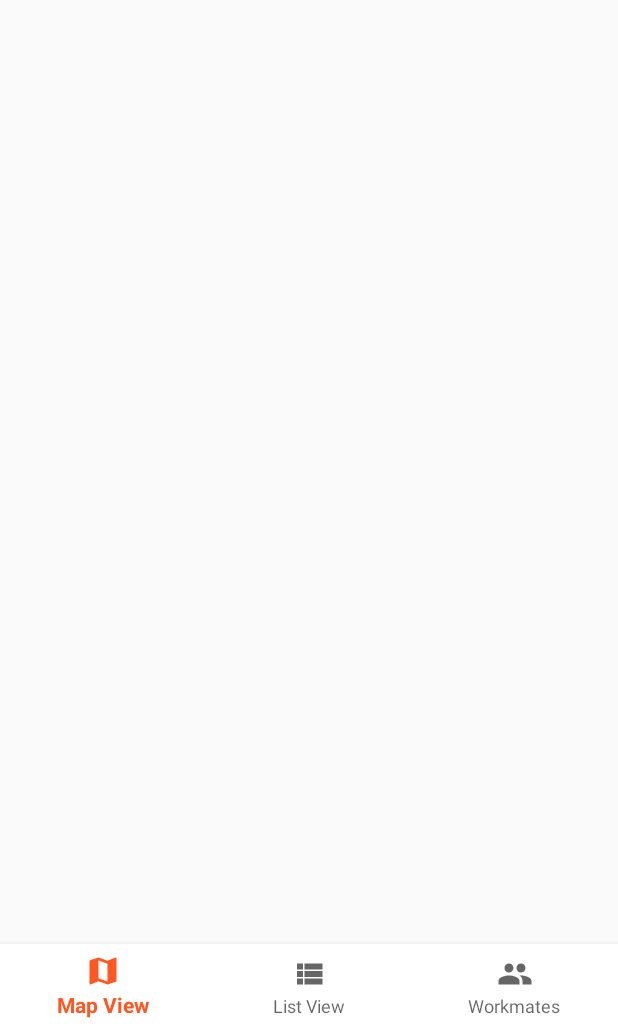
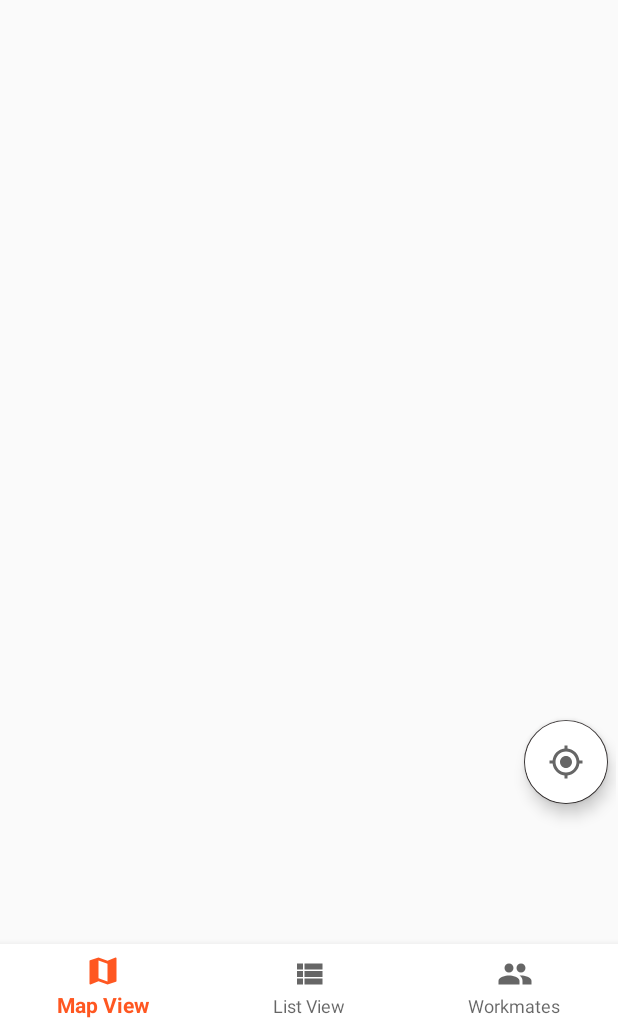
Before and after one commit to eddymail/Go4Lunch, an Android app: the screen it shows after launch once a user with an empty profile is signed in (MainActivity), on a phone screen of 412 x 824 dp, the part 208-1236 px from its top. Run offline under Robolectric (Android 15) with nearby library versions, the phone set to English and light mode, and no system bars; our stand-ins replace Firebase (no records; nobody signed in at launch, a user with empty details on screens opened directly), navigation-ui; libraries missing offline, so code that uses them is left out: com.karumi.dexter.

Commit message:
MapViewFragment: Add FAB locationButton

```diff
--- a/app/src/main/java/com/lousssouarn/edouard/go4lunch/fragment/MapViewFragment.java
+++ b/app/src/main/java/com/lousssouarn/edouard/go4lunch/fragment/MapViewFragment.java
@@ -11,23 +11,16 @@ import android.view.LayoutInflater;
 import android.view.View;
 import android.view.ViewGroup;
 
-import androidx.annotation.NonNull;
-import androidx.annotation.Nullable;
 import androidx.core.app.ActivityCompat;
 import androidx.fragment.app.Fragment;
 
-import com.google.android.gms.location.FusedLocationProviderClient;
-import com.google.android.gms.location.LocationServices;
 import com.google.android.gms.maps.CameraUpdateFactory;
 import com.google.android.gms.maps.GoogleMap;
-import com.google.android.gms.maps.MapView;
-import com.google.android.gms.maps.MapsInitializer;
 import com.google.android.gms.maps.OnMapReadyCallback;
 import com.google.android.gms.maps.SupportMapFragment;
 import com.google.android.gms.maps.model.LatLng;
 import com.google.android.gms.maps.model.MarkerOptions;
-import com.google.android.gms.tasks.OnSuccessListener;
-import com.google.android.gms.tasks.Task;
+import com.google.android.material.floatingactionbutton.FloatingActionButton;
 import com.karumi.dexter.Dexter;
 import com.karumi.dexter.PermissionToken;
 import com.karumi.dexter.listener.PermissionDeniedResponse;
@@ -48,6 +41,7 @@ public class MapViewFragment extends Fragment {
     LocationManager locationManager;
     LocationListener locationListener;
     LatLng userLatLng;
+    FloatingActionButton locationButton;
 
 
     public MapViewFragment() {
@@ -64,8 +58,18 @@ public class MapViewFragment extends Fragment {
         //Initialize view
         View v = inflater.inflate(R.layout.fragment_map_view, container, false);
 
+        locationButton = (FloatingActionButton) v.findViewById(R.id.fab_gps_location);
+        locationButton.setOnClickListener(new View.OnClickListener() {
+            @Override
+            public void onClick(View v) {
+                map.moveCamera(CameraUpdateFactory.newLatLng(userLatLng));
+            }
+        });
+
         //Initialize map fragment
         supportMapFragment = (SupportMapFragment) getChildFragmentManager().findFragmentById(R.id.map);
+
+
 
         //Async map
         supportMapFragment.getMapAsync(new OnMapReadyCallback() {
@@ -82,8 +86,6 @@ public class MapViewFragment extends Fragment {
                         // clear old location marker in google map
                         map.clear();
                         map.addMarker(new MarkerOptions().position(userLatLng).title("Your Location"));
-                        map.moveCamera(CameraUpdateFactory.newLatLng(userLatLng));
-
 
                     }
 
@@ -110,7 +112,7 @@ public class MapViewFragment extends Fragment {
         });
 
         return v;
-    }
+}
 
     private void askLocationPermission() {
         Dexter.withActivity(getActivity()).withPermission(Manifest.permission.ACCESS_FINE_LOCATION).withListener(new PermissionListener() {
--- a/app/src/main/java/com/lousssouarn/edouard/go4lunch/view/SplashActivity.java
+++ b/app/src/main/java/com/lousssouarn/edouard/go4lunch/view/SplashActivity.java
@@ -1,27 +1,26 @@
 package com.lousssouarn.edouard.go4lunch.view;
+
+import android.content.Intent;
+import android.os.Bundle;
 
 import androidx.annotation.Nullable;
 import androidx.appcompat.app.AppCompatActivity;
 
-import android.content.Intent;
-import android.os.Bundle;
-
 import com.google.firebase.auth.FirebaseAuth;
 import com.google.firebase.auth.FirebaseUser;
-import com.lousssouarn.edouard.go4lunch.R;
 
 public class SplashActivity extends AppCompatActivity {
 
     @Override
     protected void onCreate(Bundle savedInstanceState) {
         super.onCreate(savedInstanceState);
-        checkUserLogged();
+        checkIfUserLogged();
     }
 
     /**
      * If User is logged lauch MainActivity, if not lauch AuthActivity
      */
-    public void checkUserLogged() {
+    public void checkIfUserLogged() {
         if (this.isCurrentUserLogged()) {
             this.startMainActivity();
         }else{
--- /dev/null
+++ b/app/src/main/res/drawable/ic_baseline_gps_fixed_24.xml
@@ -0,0 +1,10 @@
+<vector xmlns:android="http://schemas.android.com/apk/res/android"
+    android:width="24dp"
+    android:height="24dp"
+    android:viewportWidth="24"
+    android:viewportHeight="24"
+    android:tint="?attr/colorControlNormal">
+  <path
+      android:fillColor="@android:color/white"
+      android:pathData="M12,8c-2.21,0 -4,1.79 -4,4s1.79,4 4,4 4,-1.79 4,-4 -1.79,-4 -4,-4zM20.94,11c-0.46,-4.17 -3.77,-7.48 -7.94,-7.94L13,1h-2v2.06C6.83,3.52 3.52,6.83 3.06,11L1,11v2h2.06c0.46,4.17 3.77,7.48 7.94,7.94L11,23h2v-2.06c4.17,-0.46 7.48,-3.77 7.94,-7.94L23,13v-2h-2.06zM12,19c-3.87,0 -7,-3.13 -7,-7s3.13,-7 7,-7 7,3.13 7,7 -3.13,7 -7,7z"/>
+</vector>
--- a/app/src/main/res/layout/fragment_map_view.xml
+++ b/app/src/main/res/layout/fragment_map_view.xml
@@ -1,14 +1,27 @@
 <?xml version="1.0" encoding="utf-8"?>
-<LinearLayout xmlns:android="http://schemas.android.com/apk/res/android"
+<RelativeLayout xmlns:android="http://schemas.android.com/apk/res/android"
+    xmlns:app="http://schemas.android.com/apk/res-auto"
     xmlns:tools="http://schemas.android.com/tools"
     android:layout_width="match_parent"
     android:layout_height="match_parent"
+    android:orientation="horizontal"
     tools:context=".fragment.MapViewFragment">
 
     <fragment
         android:id="@+id/map"
         android:name="com.google.android.gms.maps.SupportMapFragment"
-        android:layout_height="match_parent"
-        android:layout_width="match_parent"/>
+        android:layout_width="match_parent"
+        android:layout_height="match_parent" />
 
-</LinearLayout>
+    <com.google.android.material.floatingactionbutton.FloatingActionButton
+        android:id="@+id/fab_gps_location"
+        android:layout_width="56dp"
+        android:layout_height="56dp"
+        android:layout_alignParentEnd="true"
+        android:layout_alignParentBottom="true"
+        android:layout_marginEnd="5dp"
+        android:layout_marginBottom="102dp"
+        android:backgroundTint="@color/colorAccentWhite"
+        android:src="@drawable/ic_baseline_gps_fixed_24" />
+
+</RelativeLayout>
```
